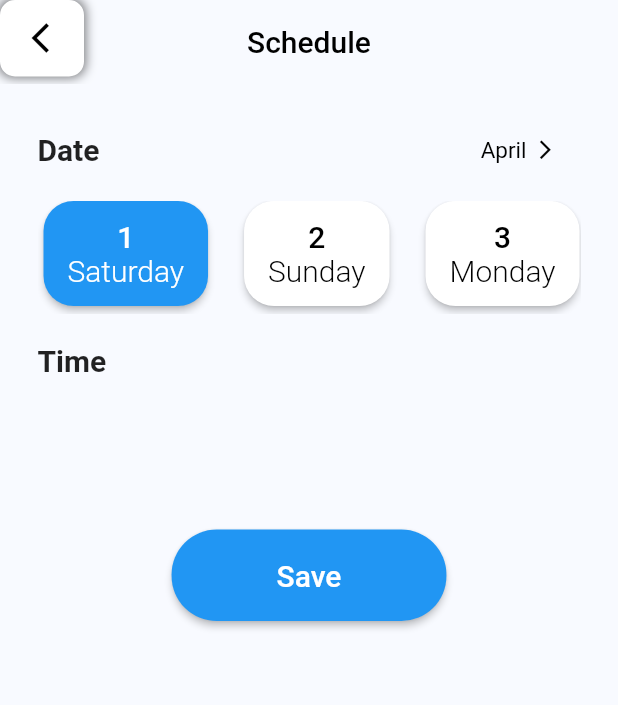
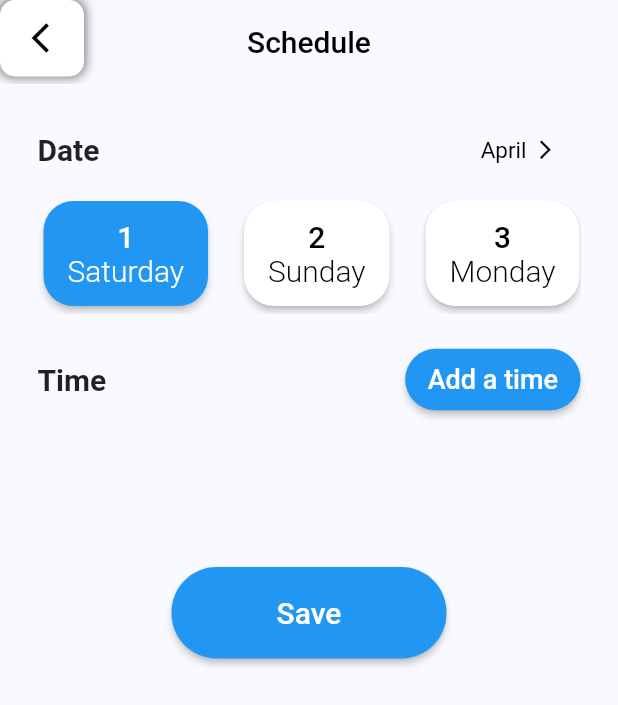
Before and after one commit to Adimno/WellFreshUpdated, a Flutter app: the DoctorSchedule screen opened directly with empty values, on a phone screen of 412 x 824 dp. Shown: the top 705 px of the screen. Run offline on Flutter 3.47's test engine with Material 2 defaults, Android fonts, the phone set to English and light mode, and no system bars; our stand-ins replace cloud_firestore, firebase_auth, firebase_core; accounts and stored records are empty.

Commit message:
added the add a time button

```diff
--- a/lib/doctorSchedule.dart
+++ b/lib/doctorSchedule.dart
@@ -66,6 +66,8 @@ class _DoctorSchedule extends State<DoctorSchedule> {
 
 
 
+
+
   void _showMonthPicker(BuildContext context) {
     showModalBottomSheet(
       context: context,
@@ -107,41 +109,24 @@ class _DoctorSchedule extends State<DoctorSchedule> {
     getDayOfWeekInMonth(2023,currentMonth);
   }
 
+
+  List<String> newTime = [];
+  List<String> specialties = [];
+  List<String> time = [];
+  List<String> date = [];
+  List<String> weekdays = [];
+  List<String> months = [];
+
   @override
   Widget build(BuildContext context) {
     CollectionReference users = FirebaseFirestore.instance.collection('users');
     DocumentReference listSpecialties = users.doc(widget.docId);
     DocumentReference listDate = users.doc(widget.docId);
 
-    List<String> specialties = [];
-    List<String> time = [];
-    List<String> amPmIndicators = [];
-    List<String> date = [];
-    List<String> weekdays = [];
-    List<String> months = [];
-    final List<String> weekdayNames = [
-      'Mon',
-      'Tues',
-      'Wed',
-      'Thurs',
-      'Fri',
-      'Sat',
-      'Sun'
-    ];
-    final List<String> monthNames = [
-      'January',
-      'February',
-      'March',
-      'April',
-      'May',
-      'June',
-      'July',
-      'August',
-      'September',
-      'October',
-      'November',
-      'December'
-    ];
+
+
+
+
 
     listSpecialties.get().then((DocumentSnapshot documentSnapshot) {
       if (documentSnapshot.exists) {
@@ -162,29 +147,46 @@ class _DoctorSchedule extends State<DoctorSchedule> {
         // Convert the Timestamp values to DateTime objects and format them as strings
         date = List<String>.from(data['date']
             .map((timestamp) => DateFormat('d').format(timestamp.toDate())));
-        time = List<String>.from(data['date'].map((timestamp) =>
-            '${timestamp.toDate().hour}:${timestamp.toDate().minute}'));
-        amPmIndicators = List<String>.from(data['date'].map((timestamp) {
-          DateTime localDateTime = timestamp.toDate().toLocal();
-          int hour = localDateTime.hour;
-          return hour < 12
-              ? 'AM'
-              : 'PM'; // Extract the AM/PM indicator based on the hour value
-        }));
+        time = List<String>.from(data['date'].map((timestamp) => DateFormat('jm').format(timestamp.toDate())));
         weekdays = List<String>.from(data['date']
-            .map((timestamp) => weekdayNames[timestamp.toDate().weekday - 1]));
+            .map((timestamp) => DateFormat('EEEE').format(timestamp.toDate())));
         months = List<String>.from(data['date']
-            .map((timestamp) => monthNames[timestamp.toDate().month - 1]));
+            .map((timestamp) => DateFormat('MMMM').format(timestamp.toDate())));
         print('List retrieved successfully!');
         print(date);
         print(time);
-        print(amPmIndicators);
         print(weekdays);
         print(months);
       } else {
         print('Document does not exist on the database');
       }
     }).catchError((error) => print('Failed to retrieve list: $error'));
+
+    TimeOfDay timeOfDay = const TimeOfDay(hour: 10, minute: 30);
+
+
+
+
+    List<String> showTime(String month, int day){
+      String dayString = day.toString();
+      for(int i=0; i <time.length; i++){
+        if(months[i] == month && date[i] == dayString){
+          if(newTime.contains(time[i])){
+            continue;
+          } else {
+            newTime.add(time[i]);
+          }
+        } else{
+          // newTime = [];
+        }
+      }
+      return newTime;
+    }
+
+
+    print('newtime: $date');
+
+
 
     return FutureBuilder<DocumentSnapshot>(
         future: users.doc(widget.docId).get(),
@@ -333,6 +335,9 @@ class _DoctorSchedule extends State<DoctorSchedule> {
                                                   child: ElevatedButton(
                                                     onPressed: () {
                                                       setState(() {
+                                                        showTime(_months[_selectedMonth], numbersInMonth[index]);
+                                                        print('${_months[_selectedMonth]}, ${numbersInMonth[index]}');
+                                                        print('$newTime test ${newTime.length}');
                                                         DateButtonIndex =
                                                             index; // keep track of selected button index
                                                       });
@@ -411,6 +416,7 @@ class _DoctorSchedule extends State<DoctorSchedule> {
                               child: Column(
                                 crossAxisAlignment: CrossAxisAlignment.start,
                                 children: [
+                                  Row(children: [
                                     const Text(
                                       'Time',
                                       style: TextStyle(
@@ -418,6 +424,32 @@ class _DoctorSchedule extends State<DoctorSchedule> {
                                         fontSize: 20,
                                       ),
                                     ),
+                                    const Spacer(),
+                                    Padding(
+                                      padding: const EdgeInsets.fromLTRB(0, 0, 0, 0),
+                                      child: ElevatedButton(
+                                        onPressed: () {
+                                          showTimePicker(context: context, initialTime: timeOfDay);
+                                        },
+                                        style: ElevatedButton.styleFrom(
+                                          backgroundColor: Colors.blue,
+                                          padding: const EdgeInsets.symmetric(
+                                              horizontal: 15, vertical: 10),
+                                          shape: RoundedRectangleBorder(
+                                            borderRadius: BorderRadius.circular(30),
+                                          ),
+                                        ),
+                                        child: const Text(
+                                          "Add a time",
+                                          style: TextStyle(
+                                            fontSize: 18,
+                                            color: Colors.white,
+                                          ),
+                                        ),
+                                      ),
+                                    ),
+                                  ],),
+
                                   Padding(
                                     padding:
                                         const EdgeInsets.fromLTRB(0, 5, 0, 0),
@@ -426,7 +458,7 @@ class _DoctorSchedule extends State<DoctorSchedule> {
                                             vertical: 0.0),
                                         height: 50.0,
                                         child: ListView.builder(
-                                          itemCount: time.length,
+                                          itemCount: newTime.length,
                                           scrollDirection: Axis.horizontal,
                                           itemBuilder: (BuildContext context,
                                               int index) {
@@ -467,7 +499,7 @@ class _DoctorSchedule extends State<DoctorSchedule> {
                                                       padding: const EdgeInsets
                                                           .fromLTRB(0, 2, 0, 0),
                                                       child: Text(
-                                                        '${time[index]} ${amPmIndicators[index]}',
+                                                        newTime[index],
                                                         textAlign:
                                                             TextAlign.center,
                                                         style: const TextStyle(
```
Lines whose indentation alone changed are shown as unchanged.
